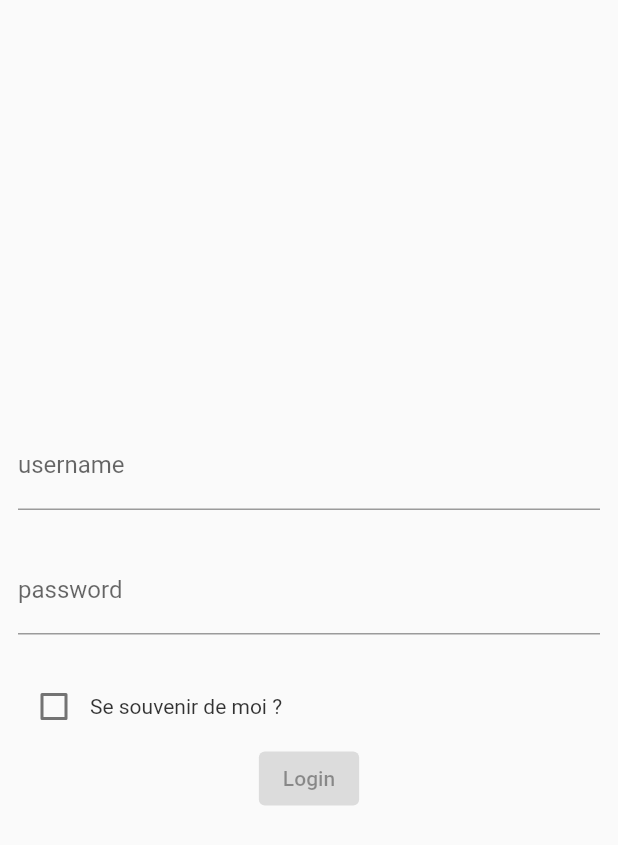
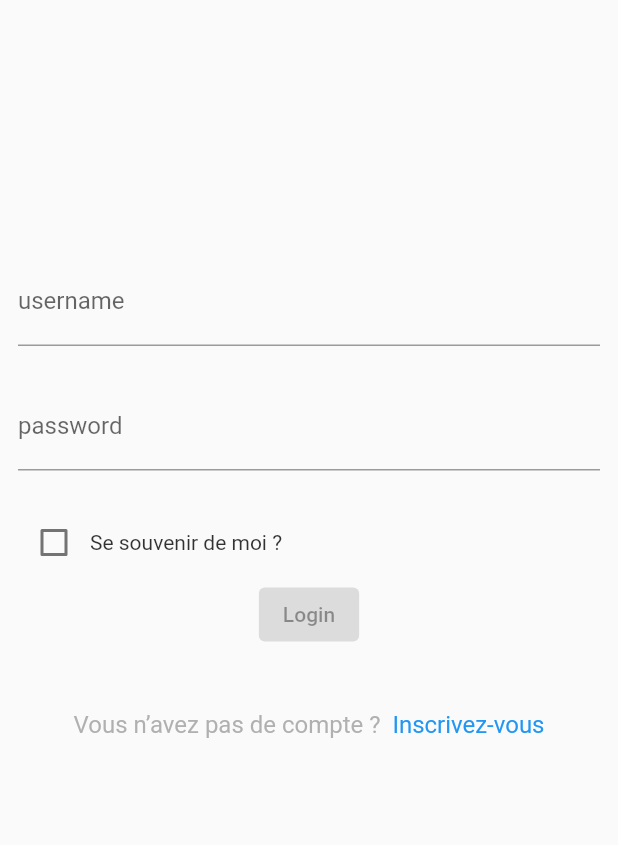
Before and after one commit to anthonyLafolie/watchIt_ui, a Flutter app: the screen it shows after launch, on a phone screen of 412 x 824 dp. Shown: the top 845 px of the screen. Run offline on Flutter 3.47's test engine with Material 2 defaults, Android fonts, the phone set to English and light mode, and no system bars; our stand-ins replace bloc, equatable, flutter_bloc, formz; accounts and stored records are empty.

Commit message:
add sign up text

```diff
--- a/lib/login/view/login_form.dart
+++ b/lib/login/view/login_form.dart
@@ -1,7 +1,9 @@
+import 'package:flutter/gestures.dart';
 import 'package:flutter/material.dart';
 import 'package:flutter_bloc/flutter_bloc.dart';
 import 'package:watch_it/login/login.dart';
 import 'package:formz/formz.dart';
+import 'package:watch_it/page_2.dart';
 
 class LoginForm extends StatelessWidget {
   const LoginForm({Key? key}) : super(key: key);
@@ -19,7 +21,7 @@ class LoginForm extends StatelessWidget {
         }
       },
       child: Align(
-        // alignment: const Alignment(0, -1 / 3),
+        alignment: const Alignment(0, -1 / 3),
         child: Column(
           mainAxisSize: MainAxisSize.min,
           children: [
@@ -29,6 +31,8 @@ class LoginForm extends StatelessWidget {
             const Padding(padding: EdgeInsets.all(12)),
             _RememberMeCheckbox(),
             _LoginButton(),
+            const Padding(padding: EdgeInsets.all(20)),
+            _SignUpText(),
           ],
         ),
       ),
@@ -122,3 +126,22 @@ class _LoginButton extends StatelessWidget {
     );
   }
 }
+
+class _SignUpText extends StatelessWidget {
+  @override
+  Widget build(BuildContext context) {
+    return Row(mainAxisAlignment: MainAxisAlignment.center, children: [
+      Text.rich(
+        TextSpan(text: "Vous n’avez pas de compte ?  ", style: TextStyle(color: Colors.grey.withOpacity(0.8), fontSize: 16), children: [
+          TextSpan(
+              text: "Inscrivez-vous",
+              style: const TextStyle(color: Colors.blue, fontSize: 16),
+              recognizer: TapGestureRecognizer()
+                ..onTap = () {
+                  Navigator.push(context, Page2.route(Colors.purple));
+                }),
+        ]),
+      )
+    ]);
+  }
+}
```
